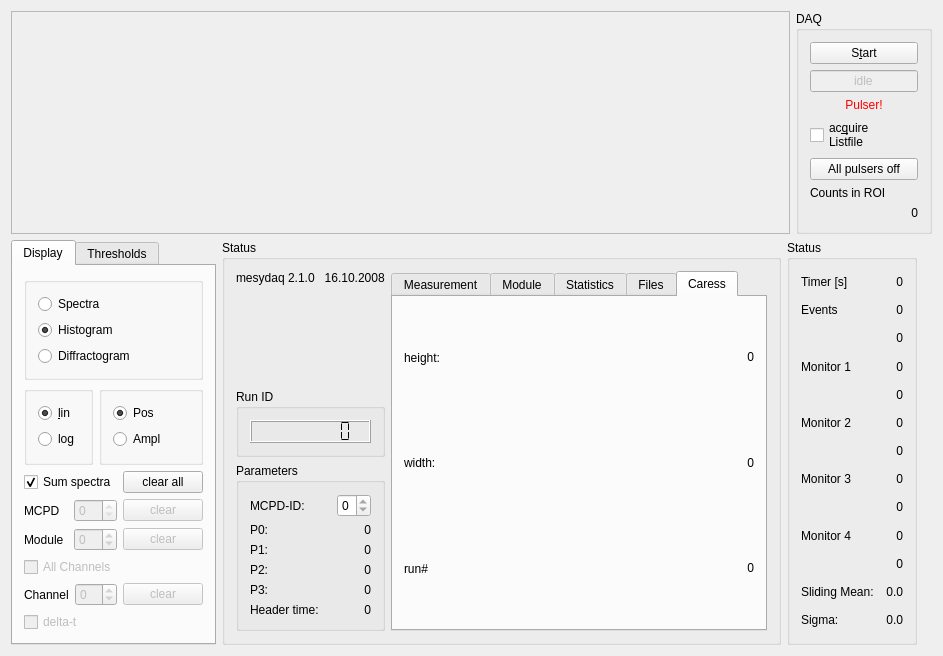
flueke/qmesydaq, file qmesydaq/mainwidget.ui: the form before one commit.
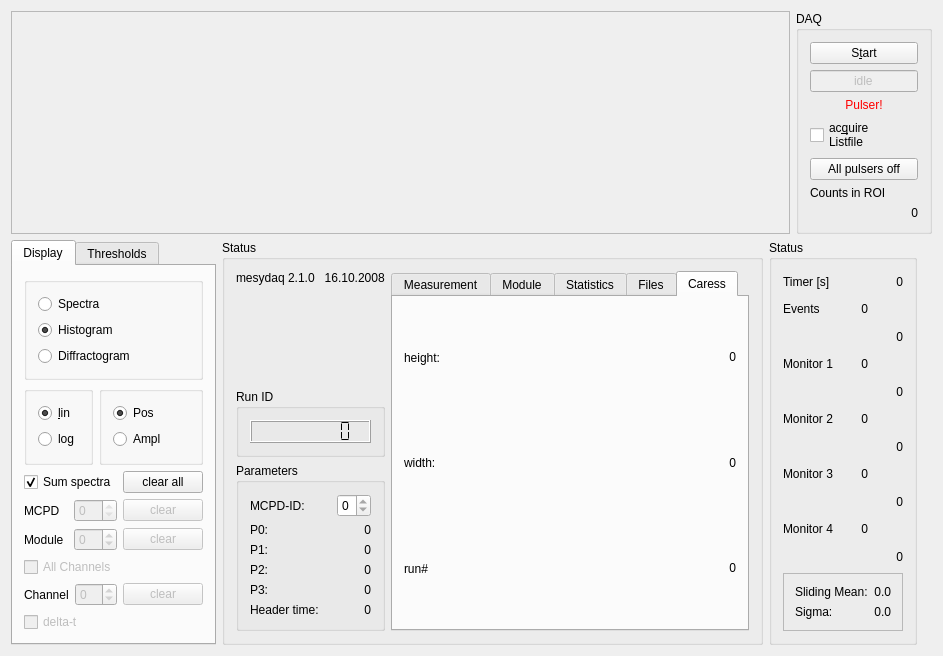
The form after the commit. The open tabs and pages were chosen to show the change. Custom widgets are drawn as their Qt base class.

Commit message: Implement first functionality for the different user levels.

Patch:
```diff
--- a/qmesydaq/mainwidget.ui
+++ b/qmesydaq/mainwidget.ui
@@ -1144,7 +1144,7 @@
               </property>
              </widget>
             </item>
-            <item row="2" column="0">
+            <item row="3" column="0">
              <widget class="QLabel" name="textLabel1_12_2_2">
               <property name="text">
                <string>run#</string>
@@ -1174,7 +1174,7 @@
               </property>
              </widget>
             </item>
-            <item row="2" column="1">
+            <item row="3" column="1">
              <widget class="QLabel" name="caressRun">
               <property name="text">
                <string>&lt;p align=&quot;right&quot;&gt;0&lt;/p&gt;</string>
@@ -1204,76 +1204,61 @@
           </property>
          </widget>
         </item>
-        <item row="2" column="0">
+        <item row="0" column="2">
+         <widget class="QLabel" name="tSecsText">
+          <property name="text">
+           <string>0</string>
+          </property>
+          <property name="alignment">
+           <set>Qt::AlignRight|Qt::AlignTrailing|Qt::AlignVCenter</set>
+          </property>
+          <property name="wordWrap">
+           <bool>false</bool>
+          </property>
+         </widget>
+        </item>
+        <item row="1" column="0">
          <widget class="QLabel" name="label_3">
           <property name="text">
            <string>Events</string>
           </property>
          </widget>
         </item>
-        <item row="5" column="0">
+        <item row="1" column="1">
+         <widget class="QLabel" name="totalCounts">
+          <property name="text">
+           <string>0</string>
+          </property>
+          <property name="alignment">
+           <set>Qt::AlignRight|Qt::AlignTrailing|Qt::AlignVCenter</set>
+          </property>
+          <property name="wordWrap">
+           <bool>false</bool>
+          </property>
+         </widget>
+        </item>
+        <item row="2" column="2">
+         <widget class="QLabel" name="eventRate">
+          <property name="text">
+           <string>0</string>
+          </property>
+          <property name="alignment">
+           <set>Qt::AlignRight|Qt::AlignTrailing|Qt::AlignVCenter</set>
+          </property>
+          <property name="wordWrap">
+           <bool>false</bool>
+          </property>
+         </widget>
+        </item>
+        <item row="3" column="0">
          <widget class="QLabel" name="label_4">
           <property name="text">
            <string>Monitor 1</string>
           </property>
          </widget>
         </item>
-        <item row="9" column="0">
-         <widget class="QLabel" name="label_5">
-          <property name="text">
-           <string>Monitor 2</string>
-          </property>
-         </widget>
-        </item>
-        <item row="11" column="0">
-         <widget class="QLabel" name="label_6">
-          <property name="text">
-           <string>Monitor 3</string>
-          </property>
-         </widget>
-        </item>
-        <item row="14" column="0">
-         <widget class="QLabel" name="label_7">
-          <property name="text">
-           <string>Monitor 4</string>
-          </property>
-         </widget>
-        </item>
-        <item row="16" column="0">
-         <widget class="QLabel" name="textLabel1_5">
-          <property name="text">
-           <string>Sliding Mean:</string>
-          </property>
-          <property name="wordWrap">
-           <bool>false</bool>
-          </property>
-         </widget>
-        </item>
-        <item row="18" column="0">
-         <widget class="QLabel" name="textLabel1_5_3">
-          <property name="text">
-           <string>Sigma:</string>
-          </property>
-          <property name="wordWrap">
-           <bool>false</bool>
-          </property>
-         </widget>
-        </item>
-        <item row="18" column="2">
-         <widget class="QLabel" name="sigmaText">
-          <property name="text">
-           <string>0.0</string>
-          </property>
-          <property name="alignment">
-           <set>Qt::AlignRight|Qt::AlignTrailing|Qt::AlignVCenter</set>
-          </property>
-          <property name="wordWrap">
-           <bool>false</bool>
-          </property>
-         </widget>
-        </item>
-        <item row="0" column="2">
-         <widget class="QLabel" name="tSecsText">
+        <item row="3" column="1">
+         <widget class="QLabel" name="monitor1">
           <property name="text">
            <string>0</string>
           </property>
@@ -1286,32 +1271,6 @@
          </widget>
         </item>
         <item row="4" column="2">
-         <widget class="QLabel" name="eventRate">
-          <property name="text">
-           <string>0</string>
-          </property>
-          <property name="alignment">
-           <set>Qt::AlignRight|Qt::AlignTrailing|Qt::AlignVCenter</set>
-          </property>
-          <property name="wordWrap">
-           <bool>false</bool>
-          </property>
-         </widget>
-        </item>
-        <item row="2" column="1" colspan="2">
-         <widget class="QLabel" name="totalCounts">
-          <property name="text">
-           <string>0</string>
-          </property>
-          <property name="alignment">
-           <set>Qt::AlignRight|Qt::AlignTrailing|Qt::AlignVCenter</set>
-          </property>
-          <property name="wordWrap">
-           <bool>false</bool>
-          </property>
-         </widget>
-        </item>
-        <item row="7" column="2">
          <widget class="QLabel" name="monRate1">
           <property name="text">
            <string>0</string>
@@ -1324,33 +1283,14 @@
           </property>
          </widget>
         </item>
-        <item row="5" column="1" colspan="2">
-         <widget class="QLabel" name="monitor1">
+        <item row="5" column="0">
+         <widget class="QLabel" name="label_5">
           <property name="text">
-           <string>0</string>
+           <string>Monitor 2</string>
           </property>
-          <property name="alignment">
-           <set>Qt::AlignRight|Qt::AlignTrailing|Qt::AlignVCenter</set>
-          </property>
-          <property name="wordWrap">
-           <bool>false</bool>
-          </property>
          </widget>
         </item>
-        <item row="10" column="2">
-         <widget class="QLabel" name="monRate2">
-          <property name="text">
-           <string>0</string>
-          </property>
-          <property name="alignment">
-           <set>Qt::AlignRight|Qt::AlignTrailing|Qt::AlignVCenter</set>
-          </property>
-          <property name="wordWrap">
-           <bool>false</bool>
-          </property>
-         </widget>
-        </item>
-        <item row="9" column="1" colspan="2">
+        <item row="5" column="1">
          <widget class="QLabel" name="monitor2">
           <property name="text">
            <string>0</string>
@@ -1363,8 +1303,8 @@
           </property>
          </widget>
         </item>
-        <item row="13" column="2">
-         <widget class="QLabel" name="monRate3">
+        <item row="6" column="2">
+         <widget class="QLabel" name="monRate2">
           <property name="text">
            <string>0</string>
           </property>
@@ -1376,7 +1316,14 @@
           </property>
          </widget>
         </item>
-        <item row="11" column="1" colspan="2">
+        <item row="7" column="0">
+         <widget class="QLabel" name="label_6">
+          <property name="text">
+           <string>Monitor 3</string>
+          </property>
+         </widget>
+        </item>
+        <item row="7" column="1">
          <widget class="QLabel" name="monitor3">
           <property name="text">
            <string>0</string>
@@ -1389,7 +1336,27 @@
           </property>
          </widget>
         </item>
-        <item row="14" column="1" colspan="2">
+        <item row="8" column="2">
+         <widget class="QLabel" name="monRate3">
+          <property name="text">
+           <string>0</string>
+          </property>
+          <property name="alignment">
+           <set>Qt::AlignRight|Qt::AlignTrailing|Qt::AlignVCenter</set>
+          </property>
+          <property name="wordWrap">
+           <bool>false</bool>
+          </property>
+         </widget>
+        </item>
+        <item row="9" column="0">
+         <widget class="QLabel" name="label_7">
+          <property name="text">
+           <string>Monitor 4</string>
+          </property>
+         </widget>
+        </item>
+        <item row="9" column="1">
          <widget class="QLabel" name="monitor4">
           <property name="text">
            <string>0</string>
@@ -1402,7 +1369,7 @@
           </property>
          </widget>
         </item>
-        <item row="15" column="2">
+        <item row="10" column="2">
          <widget class="QLabel" name="monRate4">
           <property name="text">
            <string>0</string>
@@ -1415,7 +1382,49 @@
           </property>
          </widget>
         </item>
-        <item row="16" column="2">
+        <item row="11" column="0" colspan="3">
+         <widget class="QFrame" name="slidingFrame">
+          <property name="frameShape">
+           <enum>QFrame::StyledPanel</enum>
+          </property>
+          <property name="frameShadow">
+           <enum>QFrame::Raised</enum>
+          </property>
+          <layout class="QGridLayout" name="gridLayout">
+           <item row="2" column="2">
+            <widget class="QLabel" name="sigmaText">
+             <property name="text">
+              <string>0.0</string>
+             </property>
+             <property name="alignment">
+              <set>Qt::AlignRight|Qt::AlignTrailing|Qt::AlignVCenter</set>
+             </property>
+             <property name="wordWrap">
+              <bool>false</bool>
+             </property>
+            </widget>
+           </item>
+           <item row="2" column="1">
+            <widget class="QLabel" name="textLabel1_5_3">
+             <property name="text">
+              <string>Sigma:</string>
+             </property>
+             <property name="wordWrap">
+              <bool>false</bool>
+             </property>
+            </widget>
+           </item>
+           <item row="1" column="1">
+            <widget class="QLabel" name="textLabel1_5">
+             <property name="text">
+              <string>Sliding Mean:</string>
+             </property>
+             <property name="wordWrap">
+              <bool>false</bool>
+             </property>
+            </widget>
+           </item>
+           <item row="1" column="2">
          <widget class="QLabel" name="meanText">
           <property name="text">
            <string>0.0</string>
@@ -1426,6 +1435,9 @@
           <property name="wordWrap">
            <bool>false</bool>
           </property>
+            </widget>
+           </item>
+          </layout>
          </widget>
         </item>
        </layout>
```
Left out of the diff: 2 changed lines with no effect on the pictures. Lines whose indentation alone changed are shown as unchanged. The commit also changes 1 other file.
